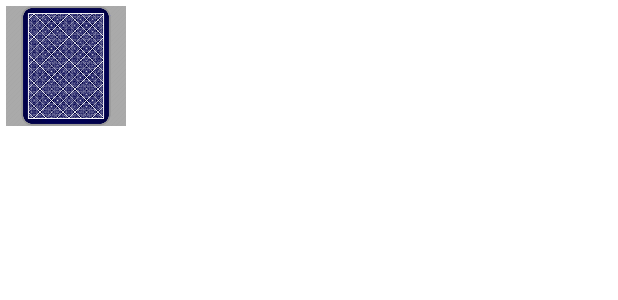
After one commit to k-aghakhani/Memory-Card-Game, an Android app: the layout item_card.xml on its own in the app's theme, with its tools: preview values and no code run, on a phone screen of 412 x 824 dp. The commit adds this screen. Shown: the top 300 px of the screen. Run offline under Robolectric (Android 15) with nearby library versions, the phone set to English and light mode, and no system bars.

Commit message:
Card and homepage design

```diff
--- a/app/build.gradle
+++ b/app/build.gradle
@@ -4,7 +4,7 @@ plugins {
 
 android {
     namespace 'com.aghakhani.memorycardgame'
-    compileSdk 34
+    compileSdk 35
 
     defaultConfig {
         applicationId "com.aghakhani.memorycardgame"
--- /dev/null
+++ b/app/src/main/res/layout/item_card.xml
@@ -0,0 +1,15 @@
+<?xml version="1.0" encoding="utf-8"?>
+<FrameLayout xmlns:android="http://schemas.android.com/apk/res/android"
+    android:layout_width="80dp"
+    android:layout_height="80dp"
+    android:layout_margin="4dp"
+    android:background="@android:color/darker_gray">
+
+    <ImageView
+        android:id="@+id/imgCard"
+        android:layout_width="match_parent"
+        android:layout_height="match_parent"
+        android:scaleType="fitCenter"
+        android:src="@drawable/card_back" />
+
+</FrameLayout>
```
Also changed, not shown: app/src/main/res/layout/activity_main.xml (+16 -9 lines), app/src/main/res/drawable/card_back.png (added).
